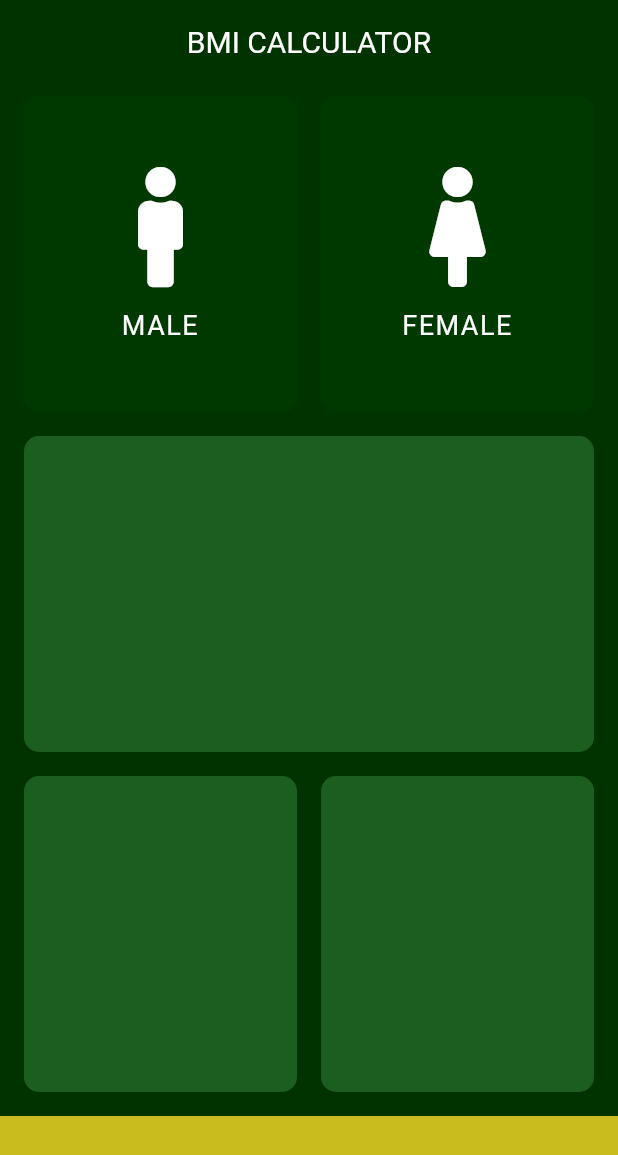
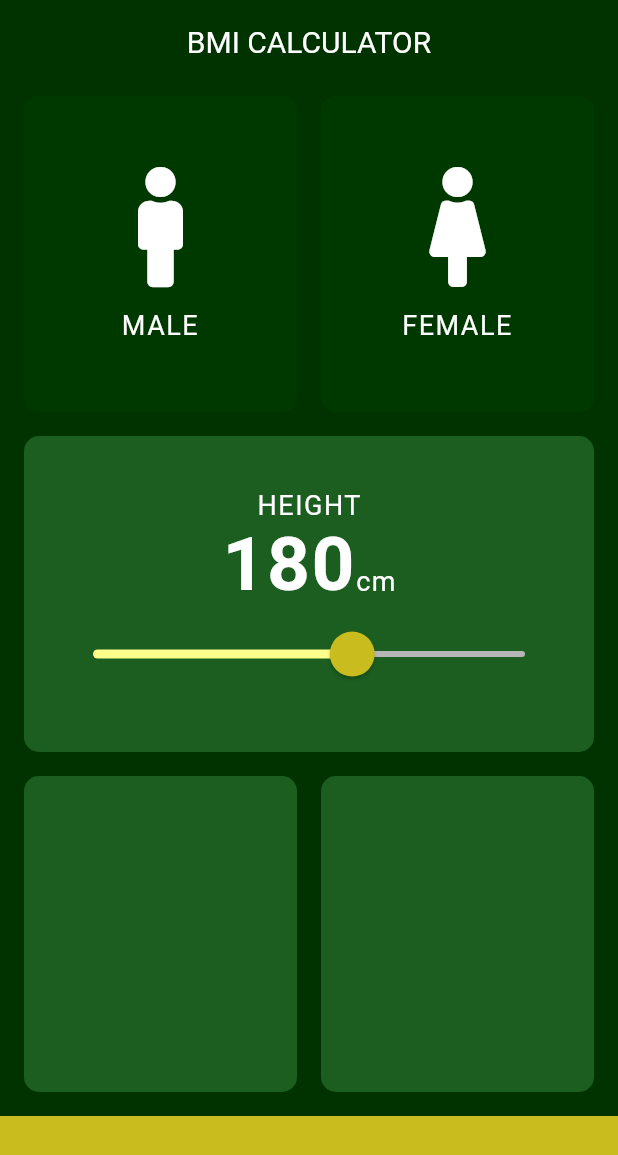
Before and after one commit to martynov-alex/bmi-calculator-flutter, a Flutter app: the screen it shows after launch, on a phone screen of 412 x 824 dp. Shown: the top 1155 px of the screen. Run offline on Flutter 3.47's test engine with Material 2 defaults, Android fonts, the phone set to English and light mode, and no system bars; our stand-ins replace font_awesome_flutter.

Commit message:
Add constants, make slider

```diff
--- /dev/null
+++ b/lib/constants.dart
@@ -0,0 +1,18 @@
+import 'package:flutter/material.dart';
+
+const double kWidgetsIndent = 8.0;
+const double kBottomContainerHeight = 80.0;
+const Color kActiveCardColor = Color(0xff1b5e20);
+const Color kInactiveCardColor = Color(0xff003900);
+const Color kBottomContainerColor = Color(0xffc9bc1f);
+
+const TextStyle kLabelTextStyle = TextStyle(
+  fontSize: 18,
+  letterSpacing: 1.0,
+);
+
+const TextStyle kNumberTextStyle = TextStyle(
+  fontSize: 50,
+  letterSpacing: 1.0,
+  fontWeight: FontWeight.bold,
+);
--- a/lib/icon_content.dart
+++ b/lib/icon_content.dart
@@ -1,10 +1,5 @@
 import 'package:flutter/material.dart';
-
-const TextStyle labelTextStyle = TextStyle(
-  fontSize: 18,
-  letterSpacing: 1.0,
-  color: Colors.white,
-);
+import 'constants.dart';
 
 class IconContent extends StatelessWidget {
   IconContent({@required this.icon, @required this.label});
@@ -26,7 +21,7 @@ class IconContent extends StatelessWidget {
         Text(
           label,
           textAlign: TextAlign.center,
-          style: labelTextStyle,
+          style: kLabelTextStyle,
         ),
       ],
     );
--- a/lib/input_page.dart
+++ b/lib/input_page.dart
@@ -1,13 +1,8 @@
 import 'package:flutter/material.dart';
 import 'package:font_awesome_flutter/font_awesome_flutter.dart';
+import 'constants.dart';
 import 'icon_content.dart';
 import 'reusable_card.dart';
-
-const double widgetsIndent = 8.0;
-const double bottomContainerHeight = 80.0;
-const Color activeCardColor = Color(0xff1b5e20);
-const Color inactiveCardColor = Color(0xff003900);
-const Color bottomContainerColor = Color(0xffc9bc1f);
 
 enum Gender { male, female }
 
@@ -17,20 +12,8 @@ class InputPage extends StatefulWidget {
 }
 
 class _InputPageState extends State<InputPage> {
-  //Color maleCardColor = inactiveCardColor;
-  //Color femaleCardColor = inactiveCardColor;
-  // void updateColor(Gender selectedGender) {
-  //   if (selectedGender == Gender.male) {
-  //     maleCardColor = activeCardColor;
-  //     femaleCardColor = inactiveCardColor;
-  //   }
-  //   if (selectedGender == Gender.female) {
-  //     femaleCardColor = activeCardColor;
-  //     maleCardColor = inactiveCardColor;
-  //   }
-  // }
-
   Gender selectedGender;
+  int height = 180;
 
   @override
   Widget build(BuildContext context) {
@@ -39,90 +22,123 @@ class _InputPageState extends State<InputPage> {
         title: Text('BMI CALCULATOR'),
       ),
       body: Column(
+        crossAxisAlignment: CrossAxisAlignment.stretch,
         children: [
           Expanded(
             child: Row(
-              crossAxisAlignment: CrossAxisAlignment.stretch,
               children: [
-                SizedBox(width: widgetsIndent),
+                SizedBox(width: kWidgetsIndent),
                 Expanded(
-                  child: GestureDetector(
-                    onTap: () {
+                  child: ReusableCard(
+                    onPress: () {
                       setState(() {
-                        //updateColor(Gender.male);
-                        //
-                        // maleCardColor == inactiveCardColor
-                        //     ? maleCardColor = activeCardColor
-                        //     : femaleCardColor = inactiveCardColor;
-                        // femaleCardColor = inactiveCardColor;
                         selectedGender = Gender.male;
                       });
                     },
-                    child: ReusableCard(
                     cardColor: selectedGender == Gender.male
-                          ? activeCardColor
-                          : inactiveCardColor,
+                        ? kActiveCardColor
+                        : kInactiveCardColor,
                     cardChild: IconContent(
                       icon: FontAwesomeIcons.male,
                       label: 'MALE',
                     ),
                   ),
                 ),
-                ),
                 Expanded(
-                  child: GestureDetector(
-                    onTap: () {
+                  child: ReusableCard(
+                    onPress: () {
                       setState(() {
-                        //updateColor(Gender.female);
-                        //
-                        // femaleCardColor == inactiveCardColor
-                        //     ? femaleCardColor = activeCardColor
-                        //     : maleCardColor = inactiveCardColor;
-                        // maleCardColor = inactiveCardColor;
                         selectedGender = Gender.female;
                       });
                     },
-                    child: ReusableCard(
                     cardColor: selectedGender == Gender.female
-                          ? activeCardColor
-                          : inactiveCardColor,
+                        ? kActiveCardColor
+                        : kInactiveCardColor,
                     cardChild: IconContent(
                       icon: FontAwesomeIcons.female,
                       label: 'FEMALE',
                     ),
                   ),
                 ),
-                ),
-                SizedBox(width: widgetsIndent),
+                SizedBox(width: kWidgetsIndent),
               ],
             ),
           ),
           Expanded(
             child: Row(
-              crossAxisAlignment: CrossAxisAlignment.stretch,
               children: [
-                SizedBox(width: widgetsIndent),
-                Expanded(child: ReusableCard(cardColor: activeCardColor)),
-                SizedBox(width: widgetsIndent),
+                SizedBox(width: kWidgetsIndent),
+                Expanded(
+                  child: ReusableCard(
+                    cardColor: kActiveCardColor,
+                    cardChild: Column(
+                      mainAxisAlignment: MainAxisAlignment.center,
+                      children: [
+                        Text(
+                          'HEIGHT',
+                          style: kLabelTextStyle,
+                        ),
+                        Row(
+                          mainAxisAlignment: MainAxisAlignment.center,
+                          crossAxisAlignment: CrossAxisAlignment.baseline,
+                          textBaseline: TextBaseline.alphabetic,
+                          children: [
+                            Text(
+                              height.toString(),
+                              style: kNumberTextStyle,
+                            ),
+                            Text(
+                              'cm',
+                              style: kLabelTextStyle,
+                            ),
+                          ],
+                        ),
+                        SliderTheme(
+                          data: SliderTheme.of(context).copyWith(
+                            activeTrackColor: Color(0xffffff8b),
+                            inactiveTrackColor: Color(0xffb6b6b6),
+                            thumbColor: Color(0xffc9bc1f),
+                            overlayColor: Color(0x29c9bc1f),
+                            thumbShape: RoundSliderThumbShape(
+                              enabledThumbRadius: 15,
+                            ),
+                            overlayShape: RoundSliderOverlayShape(
+                              overlayRadius: 30,
+                            ),
+                          ),
+                          child: Slider(
+                            value: height.toDouble(),
+                            min: 120,
+                            max: 220,
+                            label: '${height.round().toString()}',
+                            onChanged: (double newValue) {
+                              setState(() => height = newValue.round());
+                            },
+                          ),
+                        ),
+                      ],
+                    ),
+                  ),
+                ),
+                SizedBox(width: kWidgetsIndent),
               ],
             ),
           ),
           Expanded(
             child: Row(
-              crossAxisAlignment: CrossAxisAlignment.stretch,
               children: [
-                SizedBox(width: widgetsIndent),
-                Expanded(child: ReusableCard(cardColor: activeCardColor)),
-                Expanded(child: ReusableCard(cardColor: activeCardColor)),
-                SizedBox(width: widgetsIndent),
+                SizedBox(width: kWidgetsIndent),
+                Expanded(child: ReusableCard(cardColor: kActiveCardColor)),
+                Expanded(child: ReusableCard(cardColor: kActiveCardColor)),
+                SizedBox(width: kWidgetsIndent),
               ],
             ),
           ),
           Container(
-            color: bottomContainerColor,
-            margin: EdgeInsets.only(top: widgetsIndent),
+            color: kBottomContainerColor,
+            margin: EdgeInsets.only(top: kWidgetsIndent),
             width: double.infinity,
-            height: bottomContainerHeight,
+            height: kBottomContainerHeight,
           ),
         ],
       ),
--- a/lib/reusable_card.dart
+++ b/lib/reusable_card.dart
@@ -1,12 +1,15 @@
 import 'package:flutter/material.dart';
-
-const double widgetsIndent = 8.0;
+import 'constants.dart';
 
 // Чтоб вынести виджет нужно выбрать в Flutter Outline -> Extract Widget...
 // После чего будет автоматически создан новый класс из выбранного виджета
 class ReusableCard extends StatelessWidget {
   // Чтоб сделать параметр обязательным нужно добавить @required
-  ReusableCard({@required this.cardColor, this.cardChild});
+  ReusableCard({
+    @required this.cardColor,
+    this.cardChild,
+    this.onPress,
+  });
 
   // final в начале означает, что данный параметр неизменный, после создания
   // экземпляра каласса уже нельзя будет поменять это свойство, т.е. класс
@@ -14,20 +17,20 @@ class ReusableCard extends StatelessWidget {
   // путь изменить StatelessWidget - уничтожить старый и создать новый
   final Color cardColor;
   final Widget cardChild;
+  final Function onPress;
 
   @override
   Widget build(BuildContext context) {
-    return Container(
-      child: cardChild,
-      margin: EdgeInsets.all(widgetsIndent),
-      padding: EdgeInsets.all(widgetsIndent * 2),
-      decoration: BoxDecoration(
-        // border: Border.all(
-        //   color: Colors.black,
-        //   width: 8,
-        // ),
-        color: cardColor,
-        borderRadius: BorderRadius.circular(10),
+    return GestureDetector(
+      onTap: onPress,
+      child: Container(
+        child: cardChild,
+        margin: EdgeInsets.all(kWidgetsIndent),
+        padding: EdgeInsets.all(kWidgetsIndent * 2),
+        decoration: BoxDecoration(
+          color: cardColor,
+          borderRadius: BorderRadius.circular(10),
+        ),
       ),
     );
   }
```
Lines whose indentation alone changed are shown as unchanged.
